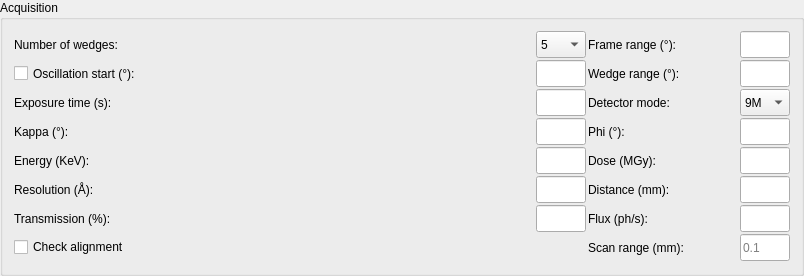
Old version of the form mxcubeqt/ui_files/soleil/acquisition_widget_vertical_simple_layout.ui in the repository rhfogh/mxcubeqt.
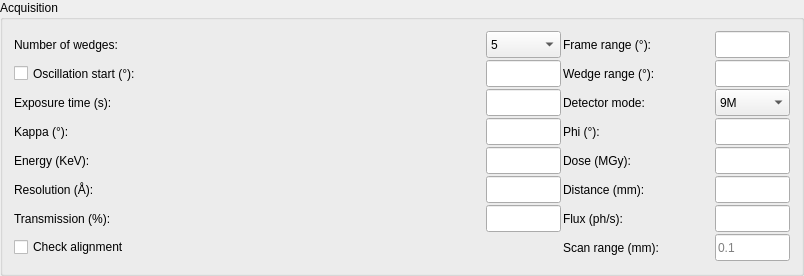
New version of the form.

```diff
--- a/mxcubeqt/ui_files/soleil/acquisition_widget_vertical_simple_layout.ui
+++ b/mxcubeqt/ui_files/soleil/acquisition_widget_vertical_simple_layout.ui
@@ -109,7 +109,7 @@
           </property>
           <property name="maximumSize">
            <size>
-            <width>50</width>
+            <width>75</width>
             <height>27</height>
            </size>
           </property>
@@ -152,7 +152,7 @@
           </property>
           <property name="maximumSize">
            <size>
-            <width>50</width>
+            <width>75</width>
             <height>27</height>
            </size>
           </property>
@@ -181,7 +181,7 @@
           </property>
           <property name="maximumSize">
            <size>
-            <width>50</width>
+            <width>75</width>
             <height>27</height>
            </size>
           </property>
@@ -219,7 +219,7 @@
           </property>
           <property name="maximumSize">
            <size>
-            <width>50</width>
+            <width>75</width>
             <height>27</height>
            </size>
           </property>
@@ -257,7 +257,7 @@
           </property>
           <property name="maximumSize">
            <size>
-            <width>50</width>
+            <width>75</width>
             <height>27</height>
            </size>
           </property>
@@ -307,7 +307,7 @@
           </property>
           <property name="maximumSize">
            <size>
-            <width>50</width>
+            <width>75</width>
             <height>27</height>
            </size>
           </property>
@@ -352,7 +352,7 @@
           </property>
           <property name="maximumSize">
            <size>
-            <width>50</width>
+            <width>75</width>
             <height>27</height>
            </size>
           </property>
@@ -390,7 +390,7 @@
           </property>
           <property name="maximumSize">
            <size>
-            <width>50</width>
+            <width>75</width>
             <height>27</height>
            </size>
           </property>
@@ -428,7 +428,7 @@
           </property>
           <property name="maximumSize">
            <size>
-            <width>50</width>
+            <width>75</width>
             <height>27</height>
            </size>
           </property>
@@ -463,7 +463,7 @@
           </property>
           <property name="maximumSize">
            <size>
-            <width>50</width>
+            <width>75</width>
             <height>27</height>
            </size>
           </property>
@@ -501,7 +501,7 @@
           </property>
           <property name="maximumSize">
            <size>
-            <width>50</width>
+            <width>75</width>
             <height>27</height>
            </size>
           </property>
@@ -536,7 +536,7 @@
           </property>
           <property name="maximumSize">
            <size>
-            <width>50</width>
+            <width>75</width>
             <height>27</height>
            </size>
           </property>
@@ -580,7 +580,7 @@
           </property>
           <property name="maximumSize">
            <size>
-            <width>50</width>
+            <width>75</width>
             <height>27</height>
            </size>
           </property>
@@ -615,7 +615,7 @@
           </property>
           <property name="maximumSize">
            <size>
-            <width>50</width>
+            <width>75</width>
             <height>27</height>
            </size>
           </property>
@@ -651,7 +651,7 @@
           </property>
           <property name="maximumSize">
            <size>
-            <width>50</width>
+            <width>75</width>
             <height>27</height>
            </size>
           </property>
```
